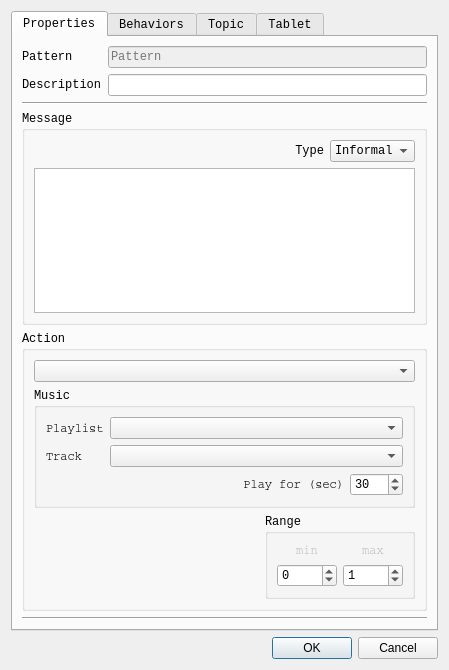
Above: interaction_manager/ui/editblockdialog.ui from ES-TUDelft/robot-interaction-tool before the change. Below: the same form after it.
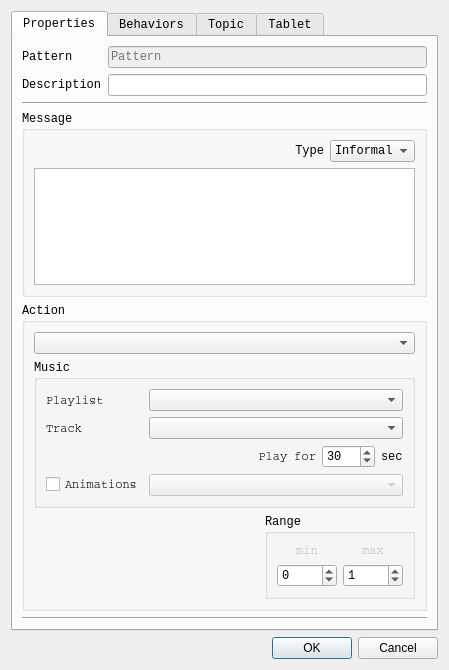
That is the form after the change.

```diff
--- a/interaction_manager/ui/editblockdialog.ui
+++ b/interaction_manager/ui/editblockdialog.ui
@@ -207,6 +207,18 @@
                 <layout class="QGridLayout" name="gridLayout_23">
                  <item row="0" column="0">
                   <layout class="QGridLayout" name="gridLayout_18">
+                   <item row="3" column="0">
+                    <widget class="QCheckBox" name="animationsCheckBox">
+                     <property name="font">
+                      <font>
+                       <family>Courier</family>
+                      </font>
+                     </property>
+                     <property name="text">
+                      <string>Animations</string>
+                     </property>
+                    </widget>
+                   </item>
                    <item row="2" column="2">
                     <widget class="QSpinBox" name="playTimeSpinBox">
                      <property name="sizePolicy">
@@ -247,6 +259,21 @@
                      </property>
                     </widget>
                    </item>
+                   <item row="2" column="0" colspan="2">
+                    <widget class="QLabel" name="label_23">
+                     <property name="font">
+                      <font>
+                       <family>Courier</family>
+                      </font>
+                     </property>
+                     <property name="text">
+                      <string>Play for</string>
+                     </property>
+                     <property name="alignment">
+                      <set>Qt::AlignRight|Qt::AlignTrailing|Qt::AlignVCenter</set>
+                     </property>
+                    </widget>
+                   </item>
                    <item row="1" column="0">
                     <widget class="QLabel" name="label_22">
                      <property name="font">
@@ -259,24 +286,29 @@
                      </property>
                     </widget>
                    </item>
-                   <item row="0" column="1" colspan="2">
+                   <item row="2" column="3">
+                    <widget class="QLabel" name="label_24">
+                     <property name="sizePolicy">
+                      <sizepolicy hsizetype="Fixed" vsizetype="Preferred">
+                       <horstretch>0</horstretch>
+                       <verstretch>0</verstretch>
+                      </sizepolicy>
+                     </property>
+                     <property name="text">
+                      <string>sec</string>
+                     </property>
+                    </widget>
+                   </item>
+                   <item row="0" column="1" colspan="3">
                     <widget class="QComboBox" name="playlistComboBox"/>
                    </item>
-                   <item row="1" column="1" colspan="2">
+                   <item row="1" column="1" colspan="3">
                     <widget class="QComboBox" name="tracksComboBox"/>
                    </item>
-                   <item row="2" column="0" colspan="2">
-                    <widget class="QLabel" name="label_23">
-                     <property name="font">
-                      <font>
-                       <family>Courier</family>
-                      </font>
-                     </property>
-                     <property name="text">
-                      <string>Play for (sec)</string>
-                     </property>
-                     <property name="alignment">
-                      <set>Qt::AlignRight|Qt::AlignTrailing|Qt::AlignVCenter</set>
+                   <item row="3" column="1" colspan="3">
+                    <widget class="QComboBox" name="animationsComboBox">
+                     <property name="enabled">
+                      <bool>false</bool>
                      </property>
                     </widget>
                    </item>
```
